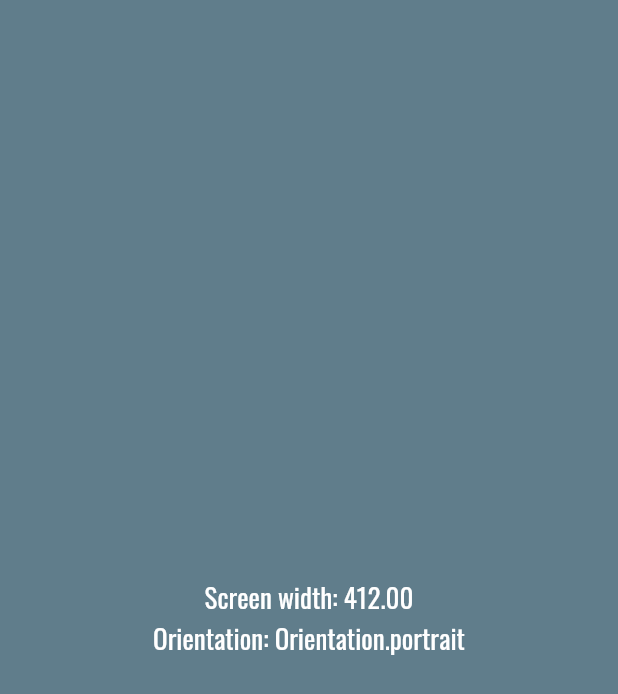
After one commit to alfajryuneda/dicoding-flutter-pemula, a Flutter app: the MyMediaQuery screen opened directly, on a phone screen of 412 x 824 dp. The commit adds this screen. Shown: the top 694 px of the screen. Run offline on Flutter 3.47's test engine with Material 2 defaults, Android fonts, the phone set to English and light mode, and no system bars.

Commit message:
add mediaQuery and layout builder widget

```diff
--- a/lib/main.dart
+++ b/lib/main.dart
@@ -10,6 +10,8 @@ import 'modules/09-listview.dart';
 import 'package:second_app/modules/10-expanded-flexible.dart';
 import 'modules/11-page-one.dart';
 import 'modules/12-page-two.dart';
+import 'modules/13-mediaQuery.dart';
+import 'modules/14-layout-builder.dart';
 
 void main() => runApp(MyApp());
 
@@ -24,7 +26,7 @@ class MyApp extends StatelessWidget {
         primarySwatch: Colors.blue,
       ),
       debugShowCheckedModeBanner: false,
-      home: MyPageOne(), // Panggil FirstScreen di sini
+      home: MyResponsivePage(), // Panggil FirstScreen di sini
     );
   }
 }
--- /dev/null
+++ b/lib/modules/13-mediaQuery.dart
@@ -0,0 +1,28 @@
+import 'package:flutter/material.dart';
+
+class MyMediaQuery extends StatelessWidget {
+  @override
+  Widget build(BuildContext context) {
+    Size screenSize = MediaQuery.of(context).size;
+    Orientation orientation = MediaQuery.of(context).orientation;
+    return Scaffold(
+      backgroundColor: Colors.blueGrey,
+      body: Column(
+        mainAxisAlignment: MainAxisAlignment.center,
+        crossAxisAlignment: CrossAxisAlignment.stretch,
+        children: [
+          Text(
+            'Screen width: ${screenSize.width.toStringAsFixed(2)}',
+            style: TextStyle(color: Colors.white, fontSize: 18),
+            textAlign: TextAlign.center,
+          ),
+          Text(
+            'Orientation: $orientation',
+            style: TextStyle(color: Colors.white, fontSize: 18),
+            textAlign: TextAlign.center,
+          ),
+        ],
+      ),
+    );
+  }
+}
```
Also changed, not shown: lib/modules/14-layout-builder.dart (added, +100 -0 lines), lib/modules/tes.dart (+64 -2 lines).
